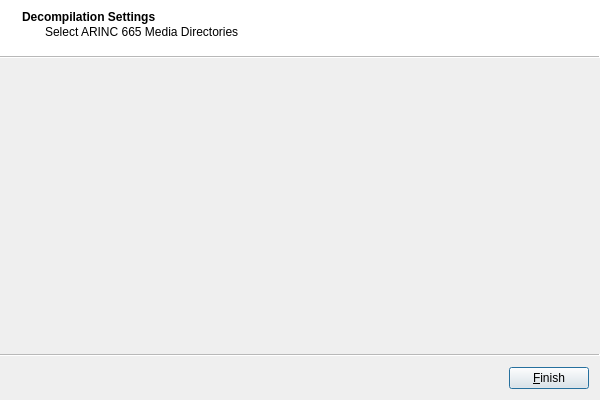
Qt form lib/arinc665_qt/decompile_media_set/DecompileMediaSetWizard.ui (hirah2205/ARINC-665) before a commit.
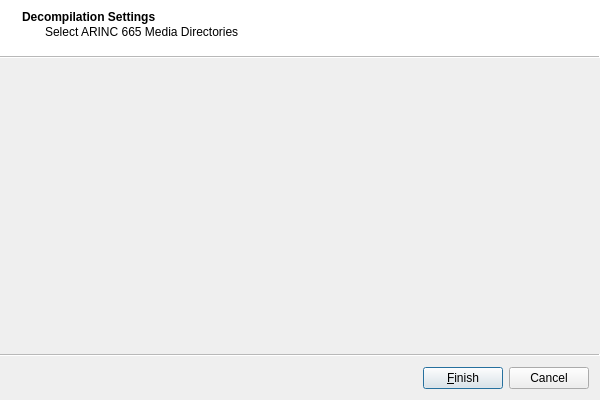
The same form after that commit. Icons and pictures are not drawn. Custom widgets are drawn as their Qt base class.

Patch:
```diff
--- a/lib/arinc665_qt/decompile_media_set/DecompileMediaSetWizard.ui
+++ b/lib/arinc665_qt/decompile_media_set/DecompileMediaSetWizard.ui
@@ -24,7 +24,7 @@
    <enum>QWizard::ModernStyle</enum>
   </property>
   <property name="options">
-   <set>QWizard::NoBackButtonOnStartPage|QWizard::NoCancelButtonOnLastPage</set>
+   <set>QWizard::NoBackButtonOnStartPage</set>
   </property>
   <widget class="Arinc665Qt::DecompileMediaSetSettingsPage" name="settings">
    <property name="title">
```
